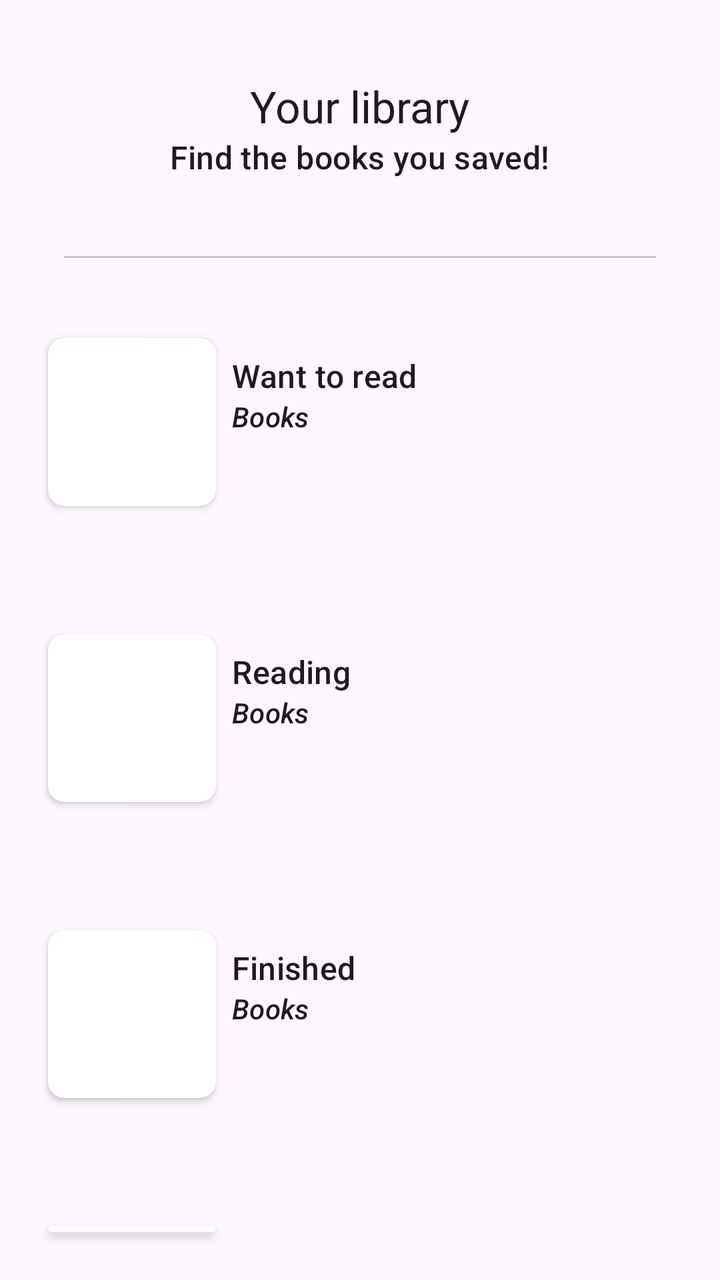
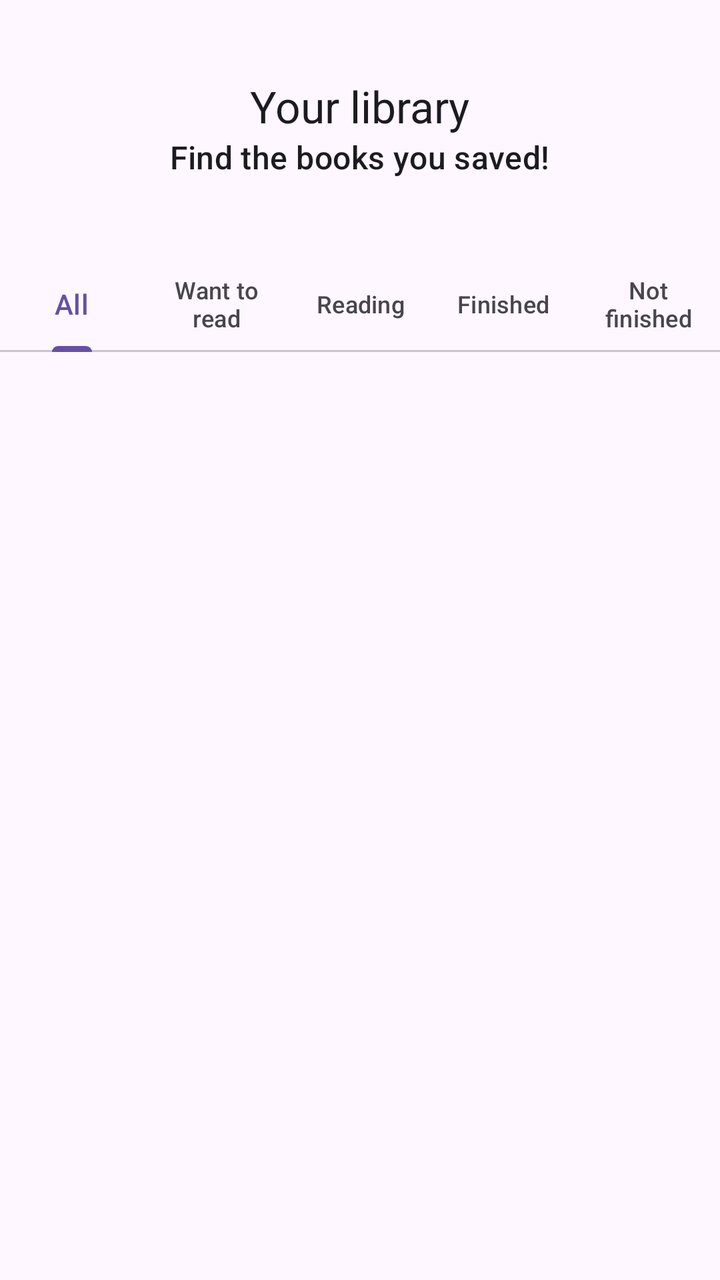

Two renders of the same Android screen: before a commit and after it. Below are the layout's source before the change and the commit's diff.
<!-- AndroidManifest.xml: application theme Theme.ReadSpace -->
<!-- res/layout/activity_library.xml -->
<?xml version="1.0" encoding="utf-8"?>
<LinearLayout xmlns:android="http://schemas.android.com/apk/res/android"
    xmlns:app="http://schemas.android.com/apk/res-auto"
    xmlns:tools="http://schemas.android.com/tools"
    android:id="@+id/main"
    android:layout_width="match_parent"
    android:layout_height="match_parent"
    android:orientation="vertical"
    tools:context=".activities.LibraryActivity">

    <com.google.android.material.appbar.AppBarLayout
        android:layout_width="match_parent"
        android:layout_height="wrap_content"
        android:fitsSystemWindows="true">

        <com.google.android.material.appbar.MaterialToolbar
            android:id="@+id/toolbar"
            android:layout_width="match_parent"
            android:layout_height="128dp"
            app:layout_collapseMode="pin"
            app:layout_scrollFlags="scroll"
            app:popupTheme="@style/ThemeOverlay.Material3"
            app:subtitle="Find the books you saved!"
            app:subtitleCentered="true"
            app:title="Your library"
            app:titleCentered="true" />

    </com.google.android.material.appbar.AppBarLayout>

    <com.google.android.material.divider.MaterialDivider
        android:layout_width="match_parent"
        android:layout_height="wrap_content"
        android:layout_marginStart="32dp"
        android:layout_marginEnd="32dp" />


    
    <LinearLayout
        android:layout_width="match_parent"
        android:layout_height="wrap_content"
        android:layout_marginStart="16dp"
        android:layout_marginTop="32dp"
        android:layout_marginEnd="16dp"
        android:layout_marginBottom="16dp"
        android:orientation="horizontal">

        <androidx.cardview.widget.CardView
            android:layout_width="wrap_content"
            android:layout_height="wrap_content"
            android:layout_margin="8dp"
            android:elevation="8dp"
            app:cardCornerRadius="8dp">

            <GridLayout
                android:layout_width="80dp"
                android:layout_height="80dp"
                android:layout_margin="2dp"
                android:columnCount="2"
                android:orientation="horizontal"
                android:rowCount="2">

                <ImageView
                    android:id="@+id/wantToReadImageView1"
                    android:layout_width="0dp"
                    android:layout_height="0dp"
                    android:layout_row="0"
                    android:layout_rowSpan="2"
                    android:layout_rowWeight="1"
                    android:layout_column="0"
                    android:layout_columnWeight="1"
                    android:scaleType="centerCrop" />

                <ImageView
                    android:id="@+id/wantToReadImageView2"
                    android:layout_width="0dp"
                    android:layout_height="0dp"
                    android:layout_row="0"
                    android:layout_rowWeight="1"
                    android:layout_column="1"
                    android:layout_columnWeight="1"
                    android:scaleType="centerCrop" />

                <ImageView
                    android:id="@+id/wantToReadImageView3"
                    android:layout_width="0dp"
                    android:layout_height="0dp"
                    android:layout_row="1"
                    android:layout_rowWeight="1"
                    android:layout_column="1"
                    android:layout_columnWeight="1"
                    android:scaleType="centerCrop" />

            </GridLayout>

        </androidx.cardview.widget.CardView>

        <LinearLayout
            android:layout_width="match_parent"
            android:layout_height="wrap_content"
            android:orientation="vertical">

            <TextView
                android:layout_width="wrap_content"
                android:layout_height="wrap_content"
                android:layout_marginTop="16dp"
                android:text="Want to read"
                android:textAppearance="@style/TextAppearance.Material3.TitleMedium" />

            <TextView
                android:layout_width="wrap_content"
                android:layout_height="wrap_content"
                android:text="Books"
                android:textAppearance="@style/TextAppearance.MaterialComponents.Subtitle2"
                android:textStyle="italic"/>


        </LinearLayout>

    </LinearLayout>

    
    <LinearLayout
        android:layout_width="match_parent"
        android:layout_height="wrap_content"
        android:layout_marginStart="16dp"
        android:layout_marginTop="32dp"
        android:layout_marginEnd="16dp"
        android:layout_marginBottom="16dp"
        android:orientation="horizontal">

        <androidx.cardview.widget.CardView
            android:layout_width="wrap_content"
            android:layout_height="wrap_content"
            android:layout_margin="8dp"
            android:elevation="8dp"
            app:cardCornerRadius="8dp">

            <GridLayout
                android:layout_width="80dp"
                android:layout_height="80dp"
                android:layout_margin="2dp"
                android:columnCount="2"
                android:orientation="horizontal"
                android:rowCount="2">

                <ImageView
                    android:id="@+id/readingImageView1"
                    android:layout_width="0dp"
                    android:layout_height="0dp"
                    android:layout_row="0"
                    android:layout_rowSpan="2"
                    android:layout_rowWeight="1"
                    android:layout_column="0"
                    android:layout_columnWeight="1"
                    android:scaleType="centerCrop" />

                <ImageView
                    android:id="@+id/readingImageView2"
                    android:layout_width="0dp"
                    android:layout_height="0dp"
                    android:layout_row="0"
                    android:layout_rowWeight="1"
                    android:layout_column="1"
                    android:layout_columnWeight="1"
                    android:scaleType="centerCrop" />

                <ImageView
                    android:id="@+id/readingImageView3"
                    android:layout_width="0dp"
                    android:layout_height="0dp"
                    android:layout_row="1"
                    android:layout_rowWeight="1"
                    android:layout_column="1"
                    android:layout_columnWeight="1"
                    android:scaleType="centerCrop" />

            </GridLayout>

        </androidx.cardview.widget.CardView>

        <LinearLayout
            android:layout_width="match_parent"
            android:layout_height="wrap_content"
            android:orientation="vertical">

            <TextView
                android:layout_width="wrap_content"
                android:layout_height="wrap_content"
                android:layout_marginTop="16dp"
                android:text="Reading"
                android:textAppearance="@style/TextAppearance.Material3.TitleMedium" />

            <TextView
                android:layout_width="wrap_content"
                android:layout_height="wrap_content"
                android:text="Books"
                android:textAppearance="@style/TextAppearance.MaterialComponents.Subtitle2"
                android:textStyle="italic"/>


        </LinearLayout>

    </LinearLayout>

    
    <LinearLayout
        android:layout_width="match_parent"
        android:layout_height="wrap_content"
        android:layout_marginStart="16dp"
        android:layout_marginTop="32dp"
        android:layout_marginEnd="16dp"
        android:layout_marginBottom="16dp"
        android:orientation="horizontal">

        <androidx.cardview.widget.CardView
            android:layout_width="wrap_content"
            android:layout_height="wrap_content"
            android:layout_margin="8dp"
            android:elevation="8dp"
            app:cardCornerRadius="8dp">

            <GridLayout
                android:layout_width="80dp"
                android:layout_height="80dp"
                android:layout_margin="2dp"
                android:columnCount="2"
                android:orientation="horizontal"
                android:rowCount="2">

                <ImageView
                    android:id="@+id/finishedImageView1"
                    android:layout_width="0dp"
                    android:layout_height="0dp"
                    android:layout_row="0"
                    android:layout_rowSpan="2"
                    android:layout_rowWeight="1"
                    android:layout_column="0"
                    android:layout_columnWeight="1"
                    android:scaleType="centerCrop" />

                <ImageView
                    android:id="@+id/finishedImageView2"
                    android:layout_width="0dp"
                    android:layout_height="0dp"
                    android:layout_row="0"
                    android:layout_rowWeight="1"
                    android:layout_column="1"
                    android:layout_columnWeight="1"
                    android:scaleType="centerCrop" />

                <ImageView
                    android:id="@+id/finishedImageView3"
                    android:layout_width="0dp"
                    android:layout_height="0dp"
                    android:layout_row="1"
                    android:layout_rowWeight="1"
                    android:layout_column="1"
                    android:layout_columnWeight="1"
                    android:scaleType="centerCrop" />

            </GridLayout>

        </androidx.cardview.widget.CardView>

        <LinearLayout
            android:layout_width="match_parent"
            android:layout_height="wrap_content"
            android:orientation="vertical">

            <TextView
                android:layout_width="wrap_content"
                android:layout_height="wrap_content"
                android:layout_marginTop="16dp"
                android:text="Finished"
                android:textAppearance="@style/TextAppearance.Material3.TitleMedium" />

            <TextView
                android:layout_width="wrap_content"
                android:layout_height="wrap_content"
                android:text="Books"
                android:textAppearance="@style/TextAppearance.MaterialComponents.Subtitle2"
                android:textStyle="italic"/>


        </LinearLayout>

    </LinearLayout>

    
    <LinearLayout
        android:layout_width="match_parent"
        android:layout_height="wrap_content"
        android:layout_marginStart="16dp"
        android:layout_marginTop="32dp"
        android:layout_marginEnd="16dp"
        android:layout_marginBottom="16dp"
        android:orientation="horizontal">

        <androidx.cardview.widget.CardView
            android:layout_width="wrap_content"
            android:layout_height="wrap_content"
            android:layout_margin="8dp"
            android:elevation="8dp"
            app:cardCornerRadius="8dp">

            <GridLayout
                android:layout_width="80dp"
                android:layout_height="80dp"
                android:layout_margin="2dp"
                android:columnCount="2"
                android:orientation="horizontal"
                android:rowCount="2">

                <ImageView
                    android:id="@+id/notFinishedImageView1"
                    android:layout_width="0dp"
                    android:layout_height="0dp"
                    android:layout_row="0"
                    android:layout_rowSpan="2"
                    android:layout_rowWeight="1"
                    android:layout_column="0"
                    android:layout_columnWeight="1"
                    android:scaleType="centerCrop" />

                <ImageView
                    android:id="@+id/notFinishedImageView2"
                    android:layout_width="0dp"
                    android:layout_height="0dp"
                    android:layout_row="0"
                    android:layout_rowWeight="1"
                    android:layout_column="1"
                    android:layout_columnWeight="1"
                    android:scaleType="centerCrop" />

                <ImageView
                    android:id="@+id/notFinishedImageView3"
                    android:layout_width="0dp"
                    android:layout_height="0dp"
                    android:layout_row="1"
                    android:layout_rowWeight="1"
                    android:layout_column="1"
                    android:layout_columnWeight="1"
                    android:scaleType="centerCrop" />

            </GridLayout>

        </androidx.cardview.widget.CardView>

        <LinearLayout
            android:layout_width="match_parent"
            android:layout_height="wrap_content"
            android:orientation="vertical">

            <TextView
                android:layout_width="wrap_content"
                android:layout_height="wrap_content"
                android:layout_marginTop="16dp"
                android:text="Not finished"
                android:textAppearance="@style/TextAppearance.Material3.TitleMedium" />

            <TextView
                android:layout_width="wrap_content"
                android:layout_height="wrap_content"
                android:text="Books"
                android:textAppearance="@style/TextAppearance.MaterialComponents.Subtitle2"
                android:textStyle="italic"/>


        </LinearLayout>

    </LinearLayout>


</LinearLayout>
<!-- resources referenced by this layout -->
<resources>
  <style name="Theme.ReadSpace" parent="Base.Theme.ReadSpace" />
  <style name="Base.Theme.ReadSpace" parent="Theme.Material3.DayNight.NoActionBar">
          
          
      </style>
</resources>

<!-- the commit's change to res/layout/activity_library.xml (unified diff, before → after) -->
@@ -27,348 +27,47 @@
 
     </com.google.android.material.appbar.AppBarLayout>
 
-    <com.google.android.material.divider.MaterialDivider
+    <com.google.android.material.tabs.TabLayout
+        android:id="@+id/tabBar"
         android:layout_width="match_parent"
-        android:layout_height="wrap_content"
-        android:layout_marginStart="32dp"
-        android:layout_marginEnd="32dp" />
+        android:layout_height="wrap_content">
 
-
-    
-    <LinearLayout
-        android:layout_width="match_parent"
-        android:layout_height="wrap_content"
-        android:layout_marginStart="16dp"
-        android:layout_marginTop="32dp"
-        android:layout_marginEnd="16dp"
-        android:layout_marginBottom="16dp"
-        android:orientation="horizontal">
-
-        <androidx.cardview.widget.CardView
+        <com.google.android.material.tabs.TabItem
+            android:tag="0"
             android:layout_width="wrap_content"
             android:layout_height="wrap_content"
-            android:layout_margin="8dp"
-            android:elevation="8dp"
-            app:cardCornerRadius="8dp">
+            android:text="All" />
 
-            <GridLayout
-                android:layout_width="80dp"
-                android:layout_height="80dp"
-                android:layout_margin="2dp"
-                android:columnCount="2"
-                android:orientation="horizontal"
-                android:rowCount="2">
-
-                <ImageView
-                    android:id="@+id/wantToReadImageView1"
-                    android:layout_width="0dp"
-                    android:layout_height="0dp"
-                    android:layout_row="0"
-                    android:layout_rowSpan="2"
-                    android:layout_rowWeight="1"
-                    android:layout_column="0"
-                    android:layout_columnWeight="1"
-                    android:scaleType="centerCrop" />
-
-                <ImageView
-                    android:id="@+id/wantToReadImageView2"
-                    android:layout_width="0dp"
-                    android:layout_height="0dp"
-                    android:layout_row="0"
-                    android:layout_rowWeight="1"
-                    android:layout_column="1"
-                    android:layout_columnWeight="1"
-                    android:scaleType="centerCrop" />
-
-                <ImageView
-                    android:id="@+id/wantToReadImageView3"
-                    android:layout_width="0dp"
-                    android:layout_height="0dp"
-                    android:layout_row="1"
-                    android:layout_rowWeight="1"
-                    android:layout_column="1"
-                    android:layout_columnWeight="1"
-                    android:scaleType="centerCrop" />
-
-            </GridLayout>
-
-        </androidx.cardview.widget.CardView>
-
-        <LinearLayout
-            android:layout_width="match_parent"
-            android:layout_height="wrap_content"
-            android:orientation="vertical">
-
-            <TextView
-                android:layout_width="wrap_content"
-                android:layout_height="wrap_content"
-                android:layout_marginTop="16dp"
-                android:text="Want to read"
-                android:textAppearance="@style/TextAppearance.Material3.TitleMedium" />
-
-            <TextView
-                android:layout_width="wrap_content"
-                android:layout_height="wrap_content"
-                android:text="Books"
-                android:textAppearance="@style/TextAppearance.MaterialComponents.Subtitle2"
-                android:textStyle="italic"/>
-
-
-        </LinearLayout>
-
-    </LinearLayout>
-
-    
-    <LinearLayout
-        android:layout_width="match_parent"
-        android:layout_height="wrap_content"
-        android:layout_marginStart="16dp"
-        android:layout_marginTop="32dp"
-        android:layout_marginEnd="16dp"
-        android:layout_marginBottom="16dp"
-        android:orientation="horizontal">
-
-        <androidx.cardview.widget.CardView
+        <com.google.android.material.tabs.TabItem
+            android:tag="1"
             android:layout_width="wrap_content"
             android:layout_height="wrap_content"
-            android:layout_margin="8dp"
-            android:elevation="8dp"
-            app:cardCornerRadius="8dp">
+            android:text="Want to read" />
 
-            <GridLayout
-                android:layout_width="80dp"
-                android:layout_height="80dp"
-                android:layout_margin="2dp"
-                android:columnCount="2"
-                android:orientation="horizontal"
-                android:rowCount="2">
-
-                <ImageView
-                    android:id="@+id/readingImageView1"
-                    android:layout_width="0dp"
-                    android:layout_height="0dp"
-                    android:layout_row="0"
-                    android:layout_rowSpan="2"
-                    android:layout_rowWeight="1"
-                    android:layout_column="0"
-                    android:layout_columnWeight="1"
-                    android:scaleType="centerCrop" />
-
-                <ImageView
-                    android:id="@+id/readingImageView2"
-                    android:layout_width="0dp"
-                    android:layout_height="0dp"
-                    android:layout_row="0"
-                    android:layout_rowWeight="1"
-                    android:layout_column="1"
-                    android:layout_columnWeight="1"
-                    android:scaleType="centerCrop" />
-
-                <ImageView
-                    android:id="@+id/readingImageView3"
-                    android:layout_width="0dp"
-                    android:layout_height="0dp"
-                    android:layout_row="1"
-                    android:layout_rowWeight="1"
-                    android:layout_column="1"
-                    android:layout_columnWeight="1"
-                    android:scaleType="centerCrop" />
-
-            </GridLayout>
-
-        </androidx.cardview.widget.CardView>
-
-        <LinearLayout
-            android:layout_width="match_parent"
-            android:layout_height="wrap_content"
-            android:orientation="vertical">
-
-            <TextView
-                android:layout_width="wrap_content"
-                android:layout_height="wrap_content"
-                android:layout_marginTop="16dp"
-                android:text="Reading"
-                android:textAppearance="@style/TextAppearance.Material3.TitleMedium" />
-
-            <TextView
-                android:layout_width="wrap_content"
-                android:layout_height="wrap_content"
-                android:text="Books"
-                android:textAppearance="@style/TextAppearance.MaterialComponents.Subtitle2"
-                android:textStyle="italic"/>
-
-
-        </LinearLayout>
-
-    </LinearLayout>
-
-    
-    <LinearLayout
-        android:layout_width="match_parent"
-        android:layout_height="wrap_content"
-        android:layout_marginStart="16dp"
-        android:layout_marginTop="32dp"
-        android:layout_marginEnd="16dp"
-        android:layout_marginBottom="16dp"
-        android:orientation="horizontal">
-
-        <androidx.cardview.widget.CardView
+        <com.google.android.material.tabs.TabItem
+            android:tag="2"
             android:layout_width="wrap_content"
             android:layout_height="wrap_content"
-            android:layout_margin="8dp"
-            android:elevation="8dp"
-            app:cardCornerRadius="8dp">
+            android:text="Reading"/>
 
-            <GridLayout
-                android:layout_width="80dp"
-                android:layout_height="80dp"
-                android:layout_margin="2dp"
-                android:columnCount="2"
-                android:orientation="horizontal"
-                android:rowCount="2">
-
-                <ImageView
-                    android:id="@+id/finishedImageView1"
-                    android:layout_width="0dp"
-                    android:layout_height="0dp"
-                    android:layout_row="0"
-                    android:layout_rowSpan="2"
-                    android:layout_rowWeight="1"
-                    android:layout_column="0"
-                    android:layout_columnWeight="1"
-                    android:scaleType="centerCrop" />
-
-                <ImageView
-                    android:id="@+id/finishedImageView2"
-                    android:layout_width="0dp"
-                    android:layout_height="0dp"
-                    android:layout_row="0"
-                    android:layout_rowWeight="1"
-                    android:layout_column="1"
-                    android:layout_columnWeight="1"
-                    android:scaleType="centerCrop" />
-
-                <ImageView
-                    android:id="@+id/finishedImageView3"
-                    android:layout_width="0dp"
-                    android:layout_height="0dp"
-                    android:layout_row="1"
-                    android:layout_rowWeight="1"
-                    android:layout_column="1"
-                    android:layout_columnWeight="1"
-                    android:scaleType="centerCrop" />
-
-            </GridLayout>
-
-        </androidx.cardview.widget.CardView>
-
-        <LinearLayout
-            android:layout_width="match_parent"
-            android:layout_height="wrap_content"
-            android:orientation="vertical">
-
-            <TextView
-                android:layout_width="wrap_content"
-                android:layout_height="wrap_content"
-                android:layout_marginTop="16dp"
-                android:text="Finished"
-                android:textAppearance="@style/TextAppearance.Material3.TitleMedium" />
-
-            <TextView
-                android:layout_width="wrap_content"
-                android:layout_height="wrap_content"
-                android:text="Books"
-                android:textAppearance="@style/TextAppearance.MaterialComponents.Subtitle2"
-                android:textStyle="italic"/>
-
-
-        </LinearLayout>
-
-    </LinearLayout>
-
-    
-    <LinearLayout
-        android:layout_width="match_parent"
-        android:layout_height="wrap_content"
-        android:layout_marginStart="16dp"
-        android:layout_marginTop="32dp"
-        android:layout_marginEnd="16dp"
-        android:layout_marginBottom="16dp"
-        android:orientation="horizontal">
-
-        <androidx.cardview.widget.CardView
+        <com.google.android.material.tabs.TabItem
+            android:tag="3"
             android:layout_width="wrap_content"
             android:layout_height="wrap_content"
-            android:layout_margin="8dp"
-            android:elevation="8dp"
-            app:cardCornerRadius="8dp">
+            android:text="Finished" />
 
-            <GridLayout
-                android:layout_width="80dp"
-                android:layout_height="80dp"
-                android:layout_margin="2dp"
-                android:columnCount="2"
-                android:orientation="horizontal"
-                android:rowCount="2">
+        <com.google.android.material.tabs.TabItem
+            android:tag="4"
+            android:layout_width="wrap_content"
+            android:layout_height="wrap_content"
+            android:text="Not finished" />
 
-                <ImageView
-                    android:id="@+id/notFinishedImageView1"
-                    android:layout_width="0dp"
-                    android:layout_height="0dp"
-                    android:layout_row="0"
-                    android:layout_rowSpan="2"
-                    android:layout_rowWeight="1"
-                    android:layout_column="0"
-                    android:layout_columnWeight="1"
-                    android:scaleType="centerCrop" />
+    </com.google.android.material.tabs.TabLayout>
 
-                <ImageView
-                    android:id="@+id/notFinishedImageView2"
-                    android:layout_width="0dp"
-                    android:layout_height="0dp"
-                    android:layout_row="0"
-                    android:layout_rowWeight="1"
-                    android:layout_column="1"
-                    android:layout_columnWeight="1"
-                    android:scaleType="centerCrop" />
-
-                <ImageView
-                    android:id="@+id/notFinishedImageView3"
-                    android:layout_width="0dp"
-                    android:layout_height="0dp"
-                    android:layout_row="1"
-                    android:layout_rowWeight="1"
-                    android:layout_column="1"
-                    android:layout_columnWeight="1"
-                    android:scaleType="centerCrop" />
-
-            </GridLayout>
-
-        </androidx.cardview.widget.CardView>
-
-        <LinearLayout
-            android:layout_width="match_parent"
-            android:layout_height="wrap_content"
-            android:orientation="vertical">
-
-            <TextView
-                android:layout_width="wrap_content"
-                android:layout_height="wrap_content"
-                android:layout_marginTop="16dp"
-                android:text="Not finished"
-                android:textAppearance="@style/TextAppearance.Material3.TitleMedium" />
-
-            <TextView
-                android:layout_width="wrap_content"
-                android:layout_height="wrap_content"
-                android:text="Books"
-                android:textAppearance="@style/TextAppearance.MaterialComponents.Subtitle2"
-                android:textStyle="italic"/>
-
-
-        </LinearLayout>
-
-    </LinearLayout>
+    <androidx.recyclerview.widget.RecyclerView
+        android:id="@+id/recyclerView"
+        android:layout_width="match_parent"
+        android:layout_height="wrap_content"/>
 
 
 </LinearLayout>
